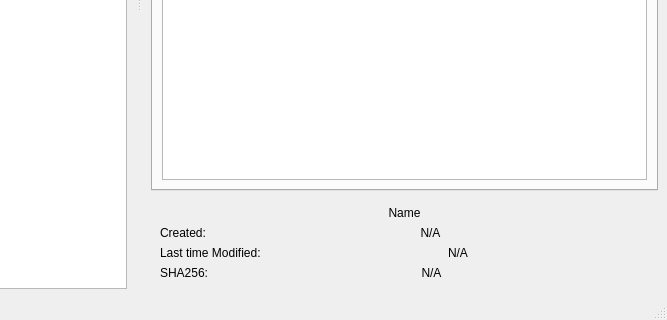
This is resources/ui_mainwindow.ui in bicobus/qModManager as Qt 5 draws it before an edit; both pictures show x 182 to 849 and y 345 to 665 of the 849 by 665 pixel window. The edited form follows.
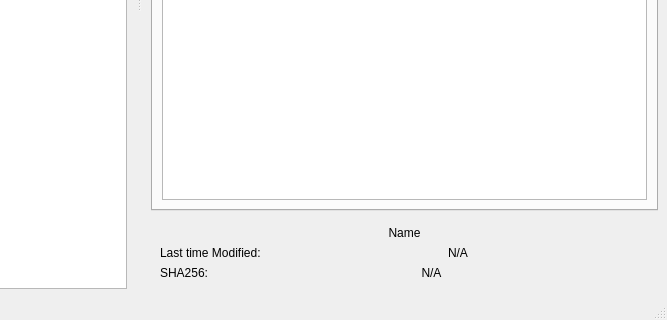
This is the edited form. Icons and pictures are not drawn.

Commit message: Unschedule archive watched when not needed

```diff
--- a/resources/ui_mainwindow.ui
+++ b/resources/ui_mainwindow.ui
@@ -348,33 +348,6 @@
           </item>
          </layout>
         </item>
-        <item row="1" column="0" colspan="2">
-         <layout class="QHBoxLayout" name="horizontalLayout_6">
-          <item>
-           <widget class="QLabel" name="label_created">
-            <property name="text">
-             <string>Created:</string>
-            </property>
-           </widget>
-          </item>
-          <item>
-           <widget class="QLabel" name="content_created">
-            <property name="sizePolicy">
-             <sizepolicy hsizetype="Expanding" vsizetype="Preferred">
-              <horstretch>0</horstretch>
-              <verstretch>0</verstretch>
-             </sizepolicy>
-            </property>
-            <property name="text">
-             <string>N/A</string>
-            </property>
-            <property name="alignment">
-             <set>Qt::AlignCenter</set>
-            </property>
-           </widget>
-          </item>
-         </layout>
-        </item>
        </layout>
       </widget>
      </item>
```
Left out of the diff: 4 changed lines with no effect on the pictures. The commit also changes 2 other files.
